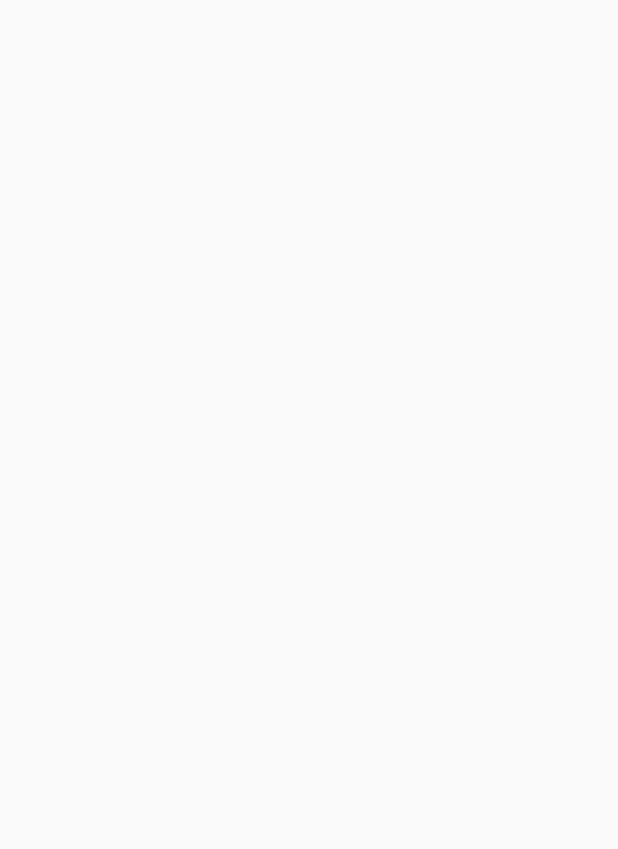
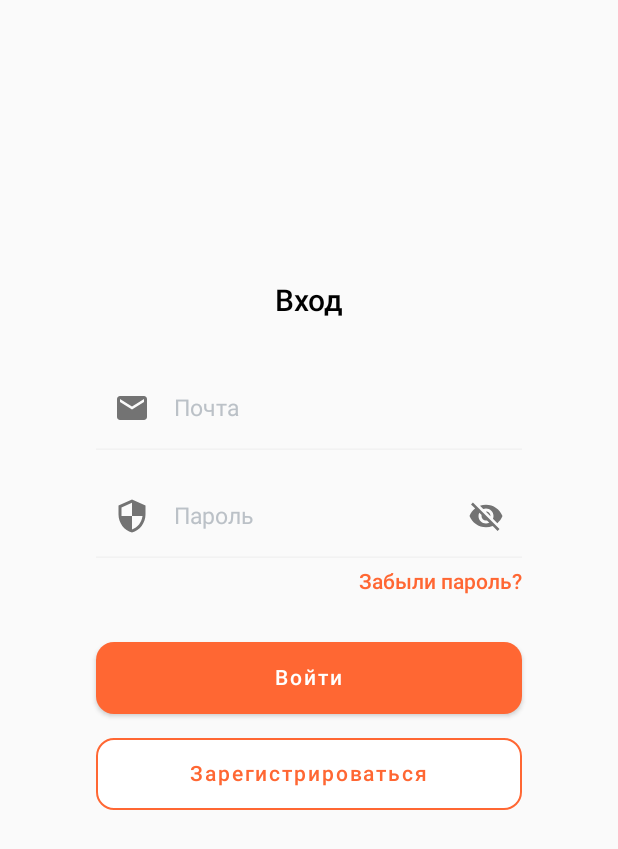
Before and after one commit to Jamoliddin2001/BiometricAuthentication, an Android app built with Jetpack Compose: the screen it shows after launch (MainActivity), on a phone screen of 412 x 824 dp. Before the commit the part shown is empty. Shown: the top 849 px of the screen. Run offline under Robolectric (Android 15) with nearby library versions, the phone set to English and light mode, and no system bars; our stand-ins replace Dagger/Hilt's generated code, Firebase (no records; nobody signed in at launch, a user with empty details on screens opened directly), accompanist.

```diff
--- /dev/null
+++ b/app/src/main/java/tj/jamoliddin/biometricauthentication/data/di/AppModule.kt
@@ -0,0 +1,31 @@
+package tj.jamoliddin.biometricauthentication.data.di
+
+import com.google.firebase.auth.FirebaseAuth
+import com.google.firebase.firestore.FirebaseFirestore
+import dagger.Module
+import dagger.Provides
+import dagger.hilt.InstallIn
+import dagger.hilt.components.SingletonComponent
+import tj.jamoliddin.biometricauthentication.domain.util.USERS
+import javax.inject.Singleton
+
+
+@Module
+@InstallIn(SingletonComponent::class)
+object AppModule {
+
+    @Provides
+    @Singleton
+    fun provideFirestoreInstance() = FirebaseFirestore.getInstance()
+
+    @Provides
+    @Singleton
+    fun provideFirestoreAuth() = FirebaseAuth.getInstance()
+
+    @Provides
+    @Singleton
+    fun provideUserCollection(
+        firebaseFirestore: FirebaseFirestore
+    ) = firebaseFirestore.collection(USERS)
+
+}
--- /dev/null
+++ b/app/src/main/java/tj/jamoliddin/biometricauthentication/domain/UiState.kt
@@ -0,0 +1,8 @@
+package tj.jamoliddin.biometricauthentication.domain
+
+sealed class UiState<out T: Any?> {
+    data class Success<T : Any?>(val data: T) : UiState<T>()
+    data class Error<T : Any?>(val message: String) : UiState<T>()
+    object Loading: UiState<Nothing>()
+    object Idle: UiState<Nothing>()
+}
--- a/app/src/main/java/tj/jamoliddin/biometricauthentication/domain/util/Constants.kt
+++ b/app/src/main/java/tj/jamoliddin/biometricauthentication/domain/util/Constants.kt
@@ -1,3 +1,6 @@
 package tj.jamoliddin.biometricauthentication.domain.util
 
-const val USER = "user"
+const val USERS = "USERS"
+const val USER = "USER"
+const val EMAIL = "email"
+const val PASSWORD = "password"
--- a/app/src/main/java/tj/jamoliddin/biometricauthentication/ui/MainActivity.kt
+++ b/app/src/main/java/tj/jamoliddin/biometricauthentication/ui/MainActivity.kt
@@ -3,23 +3,18 @@ package tj.jamoliddin.biometricauthentication.ui
 import android.os.Bundle
 import androidx.activity.ComponentActivity
 import androidx.activity.compose.setContent
-import androidx.compose.foundation.layout.Column
-import androidx.compose.foundation.layout.fillMaxSize
-import androidx.compose.foundation.shape.RoundedCornerShape
-import androidx.compose.material.MaterialTheme
-import androidx.compose.material.Surface
-import androidx.compose.material.Text
-import androidx.compose.runtime.Composable
-import androidx.compose.ui.Modifier
-import androidx.compose.ui.tooling.preview.Preview
-import androidx.compose.ui.unit.dp
-import tj.jamoliddin.biometricauthentication.ui.theme.BiometricAuthenticationTheme
+import androidx.navigation.compose.rememberNavController
+import dagger.hilt.android.AndroidEntryPoint
+import tj.jamoliddin.biometricauthentication.ui.screens.auth.login.LoginScreen
 
+
+@AndroidEntryPoint
 class MainActivity : ComponentActivity() {
     override fun onCreate(savedInstanceState: Bundle?) {
         super.onCreate(savedInstanceState)
         setContent {
-
+            val navController = rememberNavController()
+            LoginScreen(navController = navController)
         }
     }
 }
--- /dev/null
+++ b/app/src/main/java/tj/jamoliddin/biometricauthentication/ui/components/CustomTextField.kt
@@ -0,0 +1,122 @@
+package tj.jamoliddin.biometricauthentication.ui.components
+
+import androidx.compose.foundation.clickable
+import androidx.compose.foundation.layout.fillMaxSize
+import androidx.compose.foundation.layout.fillMaxWidth
+import androidx.compose.foundation.text.KeyboardActions
+import androidx.compose.foundation.text.KeyboardOptions
+import androidx.compose.material.*
+import androidx.compose.material.icons.Icons
+import androidx.compose.material.icons.filled.*
+import androidx.compose.runtime.*
+import androidx.compose.runtime.saveable.rememberSaveable
+import androidx.compose.ui.Modifier
+import androidx.compose.ui.focus.FocusRequester
+import androidx.compose.ui.graphics.Color
+import androidx.compose.ui.graphics.vector.rememberVectorPainter
+import androidx.compose.ui.text.TextStyle
+import androidx.compose.ui.text.input.KeyboardCapitalization
+import androidx.compose.ui.text.input.KeyboardType
+import androidx.compose.ui.text.input.PasswordVisualTransformation
+import androidx.compose.ui.text.input.VisualTransformation
+import androidx.compose.ui.unit.TextUnit
+import androidx.compose.ui.unit.sp
+import retrofit2.Retrofit
+import tj.jamoliddin.biometricauthentication.domain.util.EMAIL
+import tj.jamoliddin.biometricauthentication.domain.util.PASSWORD
+import tj.jamoliddin.biometricauthentication.ui.theme.GrayIndicator
+import tj.jamoliddin.biometricauthentication.ui.theme.GrayLabel
+import tj.jamoliddin.biometricauthentication.ui.theme.Primary
+
+@Composable
+fun CustomTextField(
+    modifier: Modifier = Modifier,
+    onTextChanged: (String) -> Unit = {},
+    focusRequester: FocusRequester? = null,
+    isPasswordField: Boolean = false,
+    placeHolderText: String = "",
+    fontSize: TextUnit = 15.sp,
+    maxCount: Int = 99,
+    textStyle: TextStyle = LocalTextStyle.current.copy(fontSize = fontSize),
+    isError: Boolean = false,
+    errorText: String = "",
+    contentDescription: String = "",
+    keyboardActions: KeyboardActions = KeyboardActions { },
+    keyboardOptions: KeyboardOptions = KeyboardOptions(
+        keyboardType = KeyboardType.Phone
+    )
+) {
+
+    var text by rememberSaveable { mutableStateOf("") }
+    var passwordVisibility by remember {
+        mutableStateOf(false)
+    }
+
+    var visualTransformation = when {
+        isPasswordField && passwordVisibility -> VisualTransformation.None
+        isPasswordField && !passwordVisibility -> PasswordVisualTransformation()
+        !isPasswordField -> VisualTransformation.None
+        else -> VisualTransformation.None
+    }
+
+    if (keyboardOptions.keyboardType == KeyboardType.Password && !isPasswordField) visualTransformation =
+        PasswordVisualTransformation()
+
+    val image = if (!passwordVisibility) Icons.Filled.VisibilityOff
+    else Icons.Filled.Visibility
+
+
+    TextField(
+        modifier = modifier.fillMaxWidth(),
+        value = text,
+        label = {
+            Text(
+                text = if (isError) errorText
+                else placeHolderText,
+                fontSize = fontSize,
+                textAlign = textStyle.textAlign
+            )
+        },
+        onValueChange = {
+            if (it.length <= maxCount) {
+                onTextChanged(it)
+                text = it
+            }
+        },
+        singleLine = true,
+        isError = isError,
+        colors = TextFieldDefaults.textFieldColors(
+            focusedLabelColor = GrayLabel,
+            unfocusedLabelColor = GrayLabel,
+            backgroundColor = Color.Transparent,
+            unfocusedIndicatorColor = GrayIndicator,
+            focusedIndicatorColor = Primary,
+            cursorColor = Primary
+        ),
+        textStyle = textStyle,
+        keyboardActions = keyboardActions,
+        keyboardOptions = keyboardOptions,
+        visualTransformation = visualTransformation,
+        leadingIcon = {
+            val icon = when (contentDescription) {
+                EMAIL -> Icons.Filled.Email
+                PASSWORD -> Icons.Filled.Security
+                else -> null
+            }
+            if(icon != null)
+                Icon(imageVector = icon, contentDescription = contentDescription)
+        },
+        trailingIcon = {
+            if (isPasswordField) {
+                Icon(
+                    modifier = modifier.clickable {
+                        passwordVisibility = !passwordVisibility
+                    },
+                    imageVector = image,
+                    contentDescription = null
+                )
+            }
+        }
+    )
+
+}
--- /dev/null
+++ b/app/src/main/java/tj/jamoliddin/biometricauthentication/ui/screens/auth/AuthViewModel.kt
@@ -0,0 +1,37 @@
+package tj.jamoliddin.biometricauthentication.ui.screens.auth
+
+import androidx.compose.runtime.MutableState
+import androidx.compose.runtime.State
+import androidx.compose.runtime.mutableStateOf
+import androidx.lifecycle.ViewModel
+import androidx.lifecycle.viewModelScope
+import dagger.hilt.android.lifecycle.HiltViewModel
+import kotlinx.coroutines.flow.launchIn
+import kotlinx.coroutines.flow.onEach
+import tj.jamoliddin.biometricauthentication.domain.UiState
+import tj.jamoliddin.biometricauthentication.domain.repository.AuthRepository
+import javax.inject.Inject
+
+
+@HiltViewModel
+class AuthViewModel @Inject constructor(
+    private val authRepository: AuthRepository
+): ViewModel(){
+
+    private val _state: MutableState<UiState<String>> = mutableStateOf(UiState.Idle)
+    val state: State<UiState<String>> = _state
+
+    fun register(email: String, password: String) {
+        authRepository.register(email,password).onEach { result ->
+            when(result){
+                is UiState.Loading -> _state.value = UiState.Loading
+                is UiState.Success -> _state.value = UiState.Success(result.data)
+                is UiState.Error -> _state.value = UiState.Error(result.message)
+                else -> {
+
+                }
+            }
+        }.launchIn(viewModelScope)
+    }
+
+}
--- /dev/null
+++ b/app/src/main/java/tj/jamoliddin/biometricauthentication/ui/screens/auth/login/LoginScreen.kt
@@ -0,0 +1,189 @@
+package tj.jamoliddin.biometricauthentication.ui.screens.auth.login
+
+import android.widget.Toast
+import androidx.compose.foundation.BorderStroke
+import androidx.compose.foundation.clickable
+import androidx.compose.foundation.interaction.MutableInteractionSource
+import androidx.compose.foundation.layout.*
+import androidx.compose.foundation.shape.RoundedCornerShape
+import androidx.compose.foundation.text.KeyboardActions
+import androidx.compose.foundation.text.KeyboardOptions
+import androidx.compose.material.*
+import androidx.compose.runtime.*
+import androidx.compose.ui.Alignment
+import androidx.compose.ui.ExperimentalComposeUiApi
+import androidx.compose.ui.Modifier
+import androidx.compose.ui.graphics.Color
+import androidx.compose.ui.platform.LocalContext
+import androidx.compose.ui.platform.LocalSoftwareKeyboardController
+import androidx.compose.ui.text.font.FontWeight
+import androidx.compose.ui.text.input.ImeAction
+import androidx.compose.ui.text.input.KeyboardType
+import androidx.compose.ui.unit.dp
+import androidx.compose.ui.unit.sp
+import androidx.hilt.navigation.compose.hiltViewModel
+import androidx.navigation.NavController
+import com.google.accompanist.systemuicontroller.rememberSystemUiController
+import tj.jamoliddin.biometricauthentication.domain.UiState
+import tj.jamoliddin.biometricauthentication.domain.util.EMAIL
+import tj.jamoliddin.biometricauthentication.domain.util.PASSWORD
+import tj.jamoliddin.biometricauthentication.ui.components.CustomTextField
+import tj.jamoliddin.biometricauthentication.ui.screens.auth.AuthViewModel
+import tj.jamoliddin.biometricauthentication.ui.theme.*
+
+@OptIn(ExperimentalComposeUiApi::class)
+@Composable
+fun LoginScreen(
+    navController: NavController,
+    authViewModel: AuthViewModel = hiltViewModel()
+) {
+
+    val context = LocalContext.current
+    val keyboardController = LocalSoftwareKeyboardController.current
+
+    var email by remember {
+        mutableStateOf("")
+    }
+    var password by remember {
+        mutableStateOf("")
+    }
+
+    val state = authViewModel.state.value
+
+
+    val controller = rememberSystemUiController()
+    LaunchedEffect(key1 = controller) {
+        controller.setSystemBarsColor(
+            color = GrayIndicator
+        )
+    }
+
+    Column(
+        modifier = Modifier
+            .offset(y = ((-48).dp))
+            .padding(horizontal = 64.dp)
+            .fillMaxSize(),
+        verticalArrangement = Arrangement.Center
+    ) {
+
+        Text(
+            text = "Вход",
+            modifier = Modifier.align(Alignment.CenterHorizontally),
+            fontSize = 20.sp,
+            fontWeight = FontWeight.Medium
+        )
+
+        Spacer(modifier = Modifier.padding(16.dp))
+
+        CustomTextField(
+            onTextChanged = { email = it },
+            placeHolderText = "Почта",
+            keyboardActions = KeyboardActions(
+                onDone = { keyboardController?.hide() }
+            ),
+            keyboardOptions = KeyboardOptions(
+                imeAction = ImeAction.Done,
+                keyboardType = KeyboardType.Text
+            ),
+            contentDescription = EMAIL
+        )
+
+        Spacer(modifier = Modifier.padding(8.dp))
+
+        CustomTextField(
+            onTextChanged = { password = it },
+            isPasswordField = true,
+            placeHolderText = "Пароль",
+            keyboardActions = KeyboardActions(
+                onDone = { keyboardController?.hide() }
+            ),
+            keyboardOptions = KeyboardOptions(
+                imeAction = ImeAction.Done,
+                keyboardType = KeyboardType.Password
+            ),
+            contentDescription = PASSWORD
+        )
+
+        Spacer(modifier = Modifier.padding(4.dp))
+
+        Text(
+            text = "Забыли пароль?",
+            modifier = Modifier
+                .align(Alignment.End)
+                .clickable(
+                    onClick = {
+                        //TODO
+                    },
+                    indication = null,
+                    interactionSource = remember { MutableInteractionSource() },
+                ),
+            fontSize = 14.sp,
+            fontWeight = FontWeight.Medium,
+            color = Orange
+        )
+
+        Spacer(modifier = Modifier.padding(16.dp))
+
+
+        Button(
+            onClick = {
+                //TODO
+            },
+            modifier = Modifier
+                .fillMaxWidth()
+                .height(48.dp),
+            shape = RoundedCornerShape(size = 12.dp),
+            colors = ButtonDefaults.buttonColors(
+                contentColor = Color.White,
+                backgroundColor = Orange
+            )
+        ) {
+            Text(
+                text = "Войти",
+                fontWeight = FontWeight.Medium
+            )
+        }
+
+        Spacer(modifier = Modifier.padding(8.dp))
+
+        OutlinedButton(
+            onClick = {
+                authViewModel.register(email, password)
+            },
+            shape = RoundedCornerShape(size = 12.dp),
+            border = BorderStroke(width = 1.dp, color = Orange),
+            colors = ButtonDefaults.buttonColors(
+                contentColor = Orange,
+                backgroundColor = Color.White
+            ),
+            modifier = Modifier
+                .fillMaxWidth()
+                .height(48.dp),
+        ) {
+            Text(
+                text = "Зарегистрироваться",
+                fontWeight = FontWeight.Medium
+            )
+        }
+
+    }
+
+    if(state is UiState.Loading){
+        Box(
+            modifier = Modifier.fillMaxSize(),
+            contentAlignment = Alignment.Center
+        ){
+            CircularProgressIndicator(
+                color = Orange
+            )
+        }
+    }
+
+    if(state is UiState.Success){
+        Toast.makeText(context, state.data, Toast.LENGTH_SHORT).show()
+    }
+
+    if(state is UiState.Error){
+        Toast.makeText(context, state.message, Toast.LENGTH_SHORT).show()
+    }
+}
--- a/app/src/main/java/tj/jamoliddin/biometricauthentication/ui/theme/Color.kt
+++ b/app/src/main/java/tj/jamoliddin/biometricauthentication/ui/theme/Color.kt
@@ -6,3 +6,9 @@ val Purple200 = Color(0xFFBB86FC)
 val Purple500 = Color(0xFF6200EE)
 val Purple700 = Color(0xFF3700B3)
 val Teal200 = Color(0xFF03DAC5)
+val GrayLabel = Color(0xFFBBC1C7)
+val GrayIndicator = Color(0xFFF2F2F2)
+val Primary = Color(0xFF0080FF)
+val PopularChipTextColor = Color(0xFFEB5757)
+val Orange = Color(0xFFFF6733)
+val Pink = Color(0xFFFFB8A0)
```
Also changed, not shown: app/build.gradle (+11 -0 lines), app/src/main/java/tj/jamoliddin/biometricauthentication/data/model/User.kt (added, +10 -0 lines), app/src/main/java/tj/jamoliddin/biometricauthentication/domain/interfaces/AuthRepo.kt (added, +15 -0 lines), app/src/main/java/tj/jamoliddin/biometricauthentication/domain/repository/AuthRepository.kt (added, +53 -0 lines).
